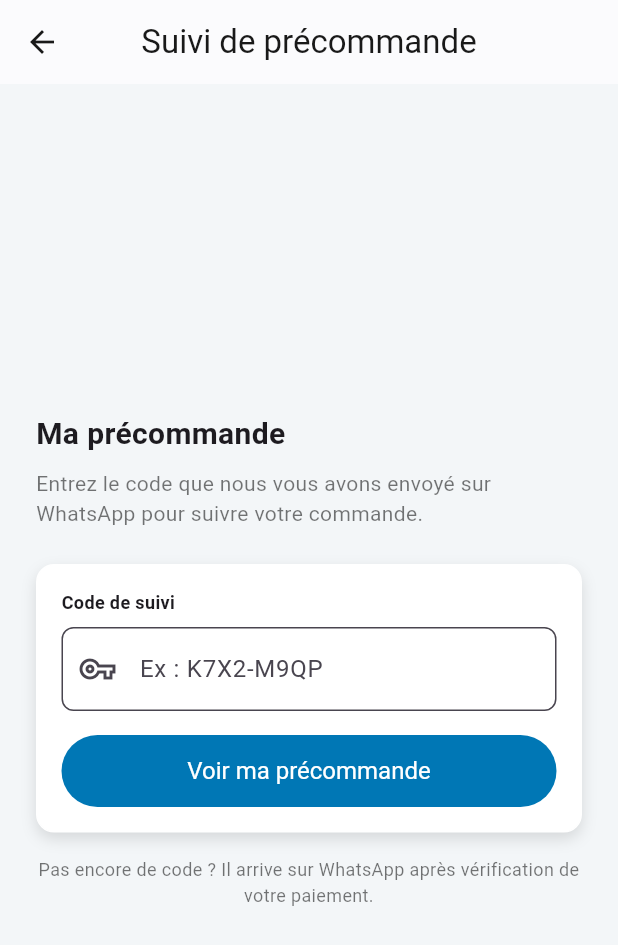
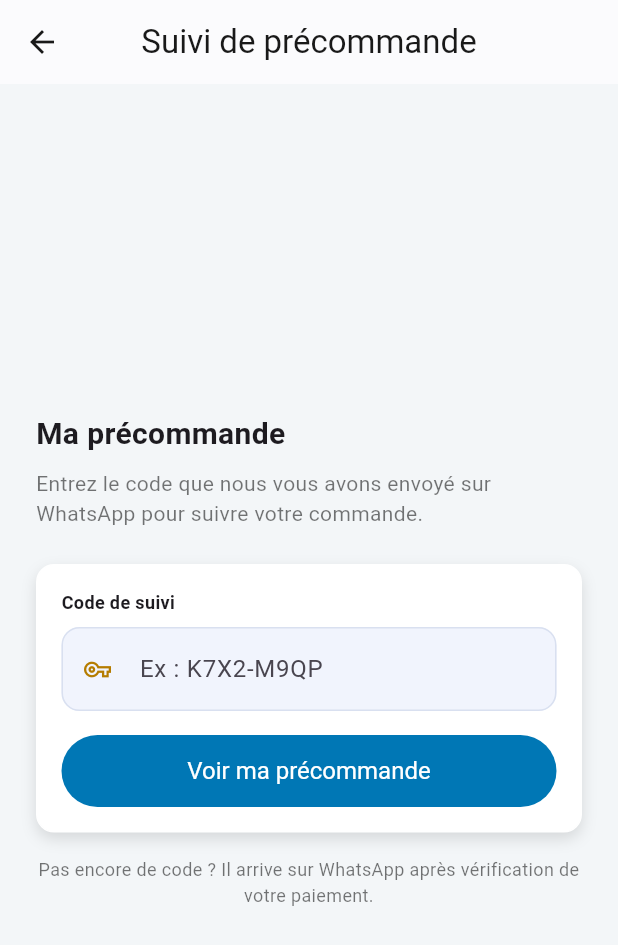
Before and after one commit to mansProjects/Hub_Devices_Co, a Flutter app: the LoginPage screen opened by its route, on a phone screen of 412 x 824 dp. Shown: the top 945 px of the screen. Run offline on Flutter 3.47's test engine with Material 3 defaults, Android fonts, the phone set to English and light mode, and no system bars; our stand-ins replace another_carousel_pro, font_awesome_flutter, image_picker, material_ui.

Commit message:
change done

```diff
--- a/lib/screens/login_page.dart
+++ b/lib/screens/login_page.dart
@@ -123,16 +123,19 @@ class _LoginPageState extends State<LoginPage> {
                           onSubmitted: (_) => _submit(),
                           decoration: InputDecoration(
                             hintText: 'Ex : K7X2-M9QP',
-                            prefixIcon: const Icon(Icons.vpn_key_outlined),
+                            prefixIcon: const Icon(Icons.vpn_key_outlined, color: Color.fromARGB(255, 181, 124, 0), size: 18),
                             errorText: _error,
                             errorMaxLines: 2,
                             filled:true,
-                            fillColor: Colors.white,
-
+                            fillColor: Color(0xFFF1F4FD),
                             border: const OutlineInputBorder(
-                              borderRadius: BorderRadius.all(Radius.circular(8)),
-                              borderSide: BorderSide(color: Colors.white, width: 1),
+                              borderRadius: BorderRadius.all(Radius.circular(12)),
+                              borderSide: BorderSide(color: Color(0xFFD9E0F0), width: 1),
                             ),
+                            enabledBorder: OutlineInputBorder(
+                              borderRadius: BorderRadius.all(Radius.circular(12)),
+                              borderSide: BorderSide(color: Color(0xFFD9E0F0), width: 1),
+                            )
                           ),
                         ),
                         const SizedBox(height: 16),
```
Also changed, not shown: lib/screens/precommander_form_page.dart (+18 -5 lines).
